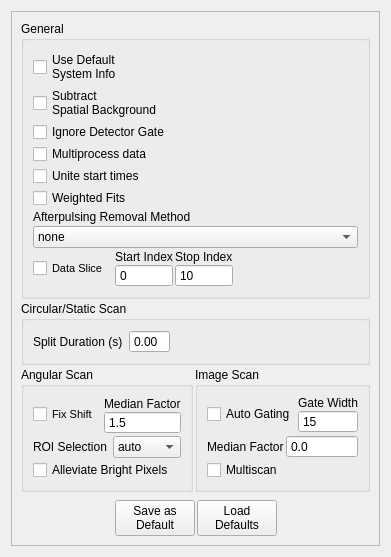
Old version of the form gui/optionswindow.ui in the repository Th3Tr00p3r/gSTED-sFCS.
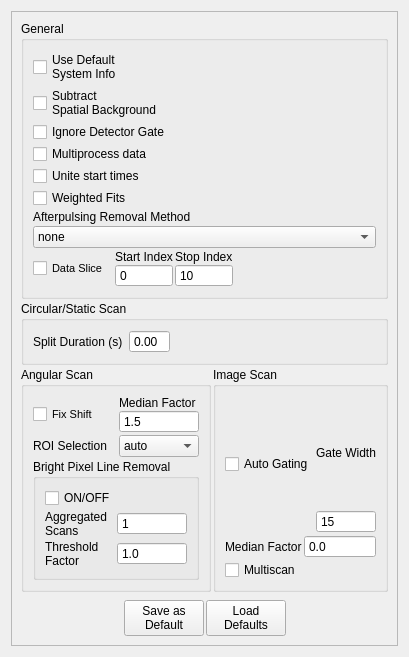
New version of the form.

Commit message: Optimizes 'Bright Pixel Line Removal' - Now approximately 10x faster, adds GUI support for parameters.

The edit to the form file:
```diff
--- a/gui/optionswindow.ui
+++ b/gui/optionswindow.ui
@@ -6,8 +6,8 @@
    <rect>
     <x>0</x>
     <y>0</y>
-    <width>362</width>
-    <height>528</height>
+    <width>382</width>
+    <height>604</height>
    </rect>
   </property>
   <property name="windowTitle">
@@ -404,13 +404,93 @@
             </layout>
            </item>
            <item>
-            <widget class="QCheckBox" name="alleviateBrightPixels">
-             <property name="toolTip">
-              <string>Experimental! Needs work...</string>
+            <widget class="QGroupBox" name="groupBox_6">
+             <property name="title">
+              <string>Bright Pixel Line Removal</string>
              </property>
-             <property name="text">
-              <string>Alleviate Bright Pixels</string>
-             </property>
+             <layout class="QVBoxLayout" name="verticalLayout_11">
+              <property name="spacing">
+               <number>2</number>
+              </property>
+              <item>
+               <widget class="QCheckBox" name="alleviateBrightPixels">
+                <property name="toolTip">
+                 <string>Turn &quot;Bright Pixel Line Removal&quot; ON/OFF</string>
+                </property>
+                <property name="text">
+                 <string>ON/OFF</string>
+                </property>
+               </widget>
+              </item>
+              <item>
+               <layout class="QHBoxLayout" name="horizontalLayout_11">
+                <property name="spacing">
+                 <number>2</number>
+                </property>
+                <item>
+                 <widget class="QLabel" name="label_9">
+                  <property name="text">
+                   <string>Aggregated
+Scans</string>
+                  </property>
+                 </widget>
+                </item>
+                <item>
+                 <widget class="QSpinBox" name="nAggScans">
+                  <property name="toolTip">
+                   <string>Lower value - &gt; better resolution for discrimination</string>
+                  </property>
+                  <property name="buttonSymbols">
+                   <enum>QAbstractSpinBox::NoButtons</enum>
+                  </property>
+                  <property name="minimum">
+                   <number>1</number>
+                  </property>
+                  <property name="maximum">
+                   <number>1000</number>
+                  </property>
+                 </widget>
+                </item>
+               </layout>
+              </item>
+              <item>
+               <layout class="QHBoxLayout" name="horizontalLayout_12">
+                <property name="spacing">
+                 <number>2</number>
+                </property>
+                <item>
+                 <widget class="QLabel" name="label_10">
+                  <property name="text">
+                   <string>Threshold
+Factor</string>
+                  </property>
+                 </widget>
+                </item>
+                <item>
+                 <widget class="QDoubleSpinBox" name="brightPixelThreshFactor">
+                  <property name="toolTip">
+                   <string>Lower Value -&gt; stronger discrimination -&gt; noisier measurement (less lines used)</string>
+                  </property>
+                  <property name="buttonSymbols">
+                   <enum>QAbstractSpinBox::NoButtons</enum>
+                  </property>
+                  <property name="decimals">
+                   <number>1</number>
+                  </property>
+                  <property name="minimum">
+                   <double>1.000000000000000</double>
+                  </property>
+                  <property name="maximum">
+                   <double>100000.000000000000000</double>
+                  </property>
+                  <property name="singleStep">
+                   <double>0.100000000000000</double>
+                  </property>
+                 </widget>
+                </item>
+               </layout>
+              </item>
+             </layout>
             </widget>
            </item>
           </layout>
```
The commit also changes 4 other files.
